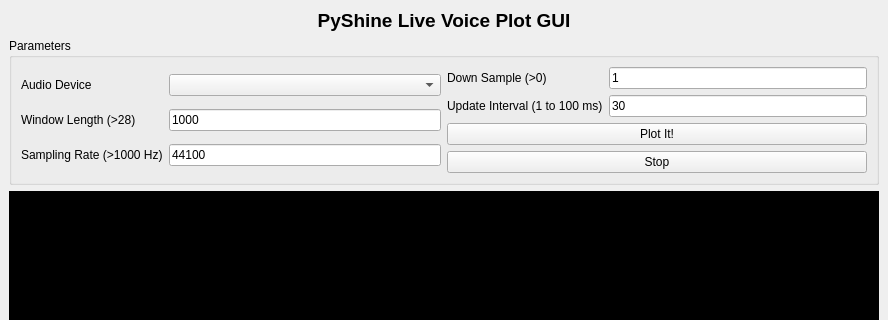
kausmeows/EmotionGUI-UoA, file ui/live_audio.ui: the form before one commit; both pictures show x 0 to 888 and y 0 to 320 of the 888 by 470 pixel window.
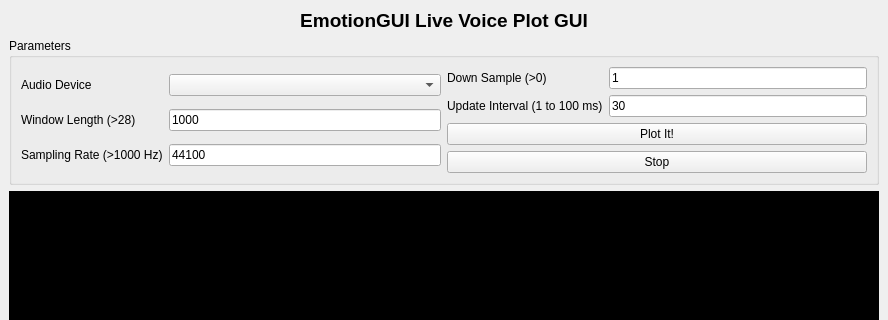
The form after the commit.

Commit message: ✍🏻 typo correction

What changed in the file:
```diff
--- a/ui/live_audio.ui
+++ b/ui/live_audio.ui
@@ -128,7 +128,7 @@
       <item row="0" column="1">
        <widget class="QLabel" name="label">
         <property name="text">
-         <string>&lt;html&gt;&lt;head/&gt;&lt;body&gt;&lt;p&gt;&lt;span style=&quot; font-size:14pt; font-weight:600;&quot;&gt;PyShine Live Voice Plot GUI&lt;/span&gt;&lt;/p&gt;&lt;/body&gt;&lt;/html&gt;</string>
+         <string>&lt;html&gt;&lt;head/&gt;&lt;body&gt;&lt;p&gt;&lt;span style=&quot; font-size:14pt; font-weight:600;&quot;&gt;EmotionGUI Live Voice Plot GUI&lt;/span&gt;&lt;/p&gt;&lt;/body&gt;&lt;/html&gt;</string>
         </property>
         <property name="alignment">
          <set>Qt::AlignCenter</set>
```
The commit also changes 1 other file.
